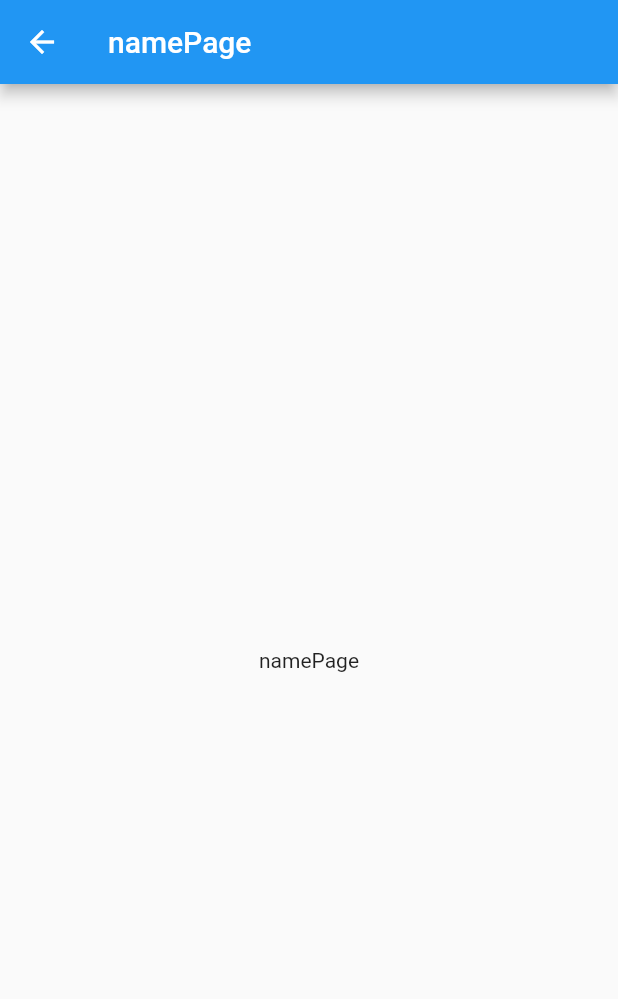
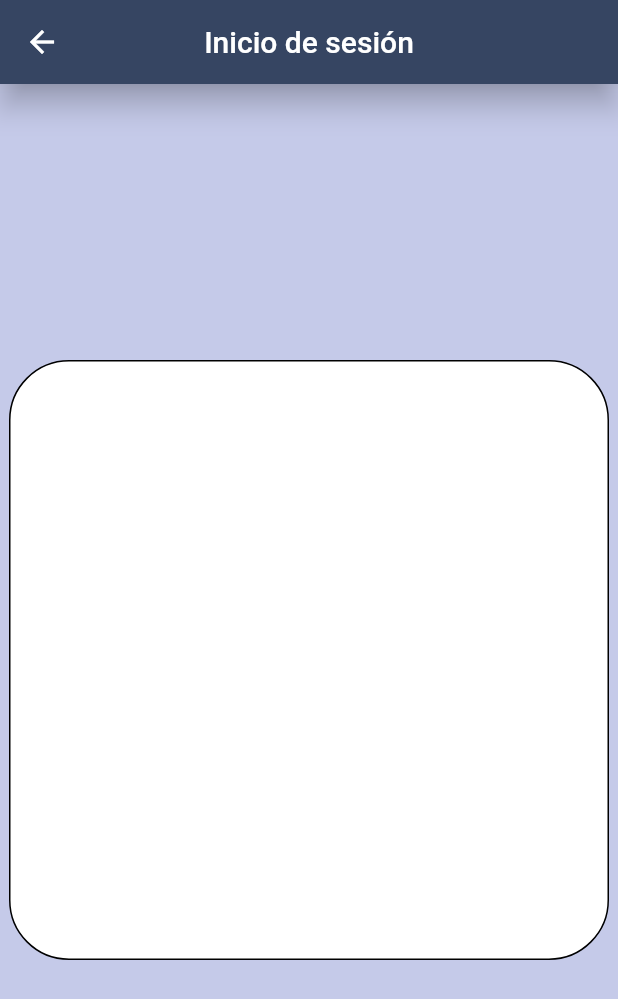
Before and after one commit to Julian-Alcaraz/schollinorder, a Flutter app: the screen it shows after launch, after a tap on "Login", on a phone screen of 412 x 824 dp. Shown: the top 999 px of the screen. Run offline on Flutter 3.47's test engine with Material 2 defaults, Android fonts, the phone set to English and light mode, and no system bars.

Commit message:
Finalicé AppBar y cree el container principal en la pagina de Login

```diff
--- a/lib/src/pages/login/login.dart
+++ b/lib/src/pages/login/login.dart
@@ -1,14 +1,26 @@
+import 'dart:ui';
+
 import 'package:flutter/material.dart';
 
 class LoginPage extends StatelessWidget {
   @override
   Widget build(BuildContext context) {
     return Scaffold(
+      backgroundColor: Colors.indigo.shade100,
       appBar: AppBar(
-        title: Text('namePage'),
+        backgroundColor: Color(0xFF364562),
+        title: Text('Inicio de sesión'),
+        centerTitle: true,
+        elevation: 8,
       ),
       body: Center(
-        child: Text('namePage'),
+        child: Container(
+            width: 400,
+            height: 400,
+            decoration: BoxDecoration(
+                color: Colors.white,
+                borderRadius: BorderRadius.all(Radius.circular(40.0)),
+                border: Border.all(color: Colors.black))),
       ),
     );
   }
--- a/pubspec.yaml
+++ b/pubspec.yaml
@@ -23,6 +23,9 @@ environment:
 dependencies:
   flutter:
     sdk: flutter
+    #firebase_auth: ^3.0.1
+    #cloud_functions: ^3.0.0
+   # realtime_client: ^0.1.7
 
 
   # The following adds the Cupertino Icons font to your application.
```
